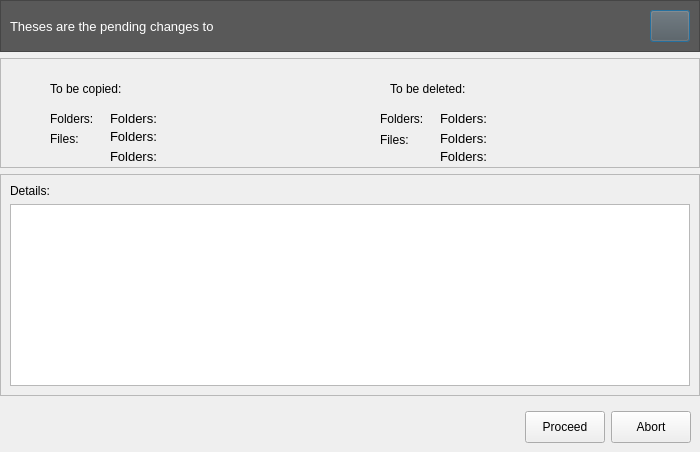
Before: the Qt Designer form UI/DlgPending.ui in darrel-ming/robocopy_gui_python, drawn with Qt 5.
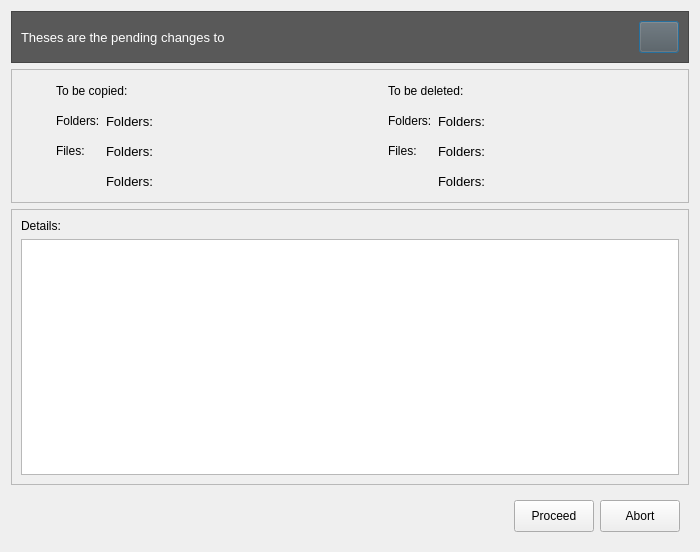
After: the same form once the commit is applied. Icons and pictures are not drawn.

```diff
--- a/UI/DlgPending.ui
+++ b/UI/DlgPending.ui
@@ -7,13 +7,13 @@
     <x>0</x>
     <y>0</y>
     <width>700</width>
-    <height>452</height>
+    <height>552</height>
    </rect>
   </property>
   <property name="minimumSize">
    <size>
     <width>700</width>
-    <height>0</height>
+    <height>550</height>
    </size>
   </property>
   <property name="windowTitle">
@@ -23,18 +23,6 @@
    <string notr="true">QPushButton, Label{font: 10pt &quot;Segoe UI Symbol&quot;;}</string>
   </property>
   <layout class="QVBoxLayout" name="verticalLayout_2">
-   <property name="leftMargin">
-    <number>0</number>
-   </property>
-   <property name="topMargin">
-    <number>0</number>
-   </property>
-   <property name="rightMargin">
-    <number>0</number>
-   </property>
-   <property name="bottomMargin">
-    <number>0</number>
-   </property>
    <item>
     <widget class="QFrame" name="frame">
      <property name="minimumSize">
@@ -108,8 +96,8 @@
     <widget class="QFrame" name="frame_2">
      <property name="minimumSize">
       <size>
-       <width>490</width>
-       <height>110</height>
+       <width>0</width>
+       <height>0</height>
       </size>
      </property>
      <property name="frameShape">
@@ -118,63 +106,9 @@
      <property name="frameShadow">
       <enum>QFrame::Raised</enum>
      </property>
-     <widget class="QLabel" name="label_7">
-      <property name="geometry">
-       <rect>
-        <x>50</x>
-        <y>70</y>
-        <width>31</width>
-        <height>21</height>
-       </rect>
-      </property>
-      <property name="styleSheet">
-       <string notr="true"/>
-      </property>
-      <property name="text">
-       <string>Files:</string>
-      </property>
-     </widget>
-     <widget class="QLabel" name="label_8">
-      <property name="geometry">
-       <rect>
-        <x>380</x>
-        <y>71</y>
-        <width>41</width>
-        <height>21</height>
-       </rect>
-      </property>
-      <property name="styleSheet">
-       <string notr="true"/>
-      </property>
-      <property name="text">
-       <string>Files:</string>
-      </property>
-     </widget>
-     <widget class="QLabel" name="label_6">
-      <property name="geometry">
-       <rect>
-        <x>50</x>
-        <y>50</y>
-        <width>51</width>
-        <height>21</height>
-       </rect>
-      </property>
-      <property name="styleSheet">
-       <string notr="true"/>
-      </property>
-      <property name="text">
-       <string>Folders:</string>
-      </property>
-     </widget>
+     <layout class="QGridLayout" name="gridLayout_3" columnstretch="1,10,1,10">
+      <item row="0" column="0">
      <widget class="QLabel" name="label_3">
-      <property name="geometry">
-       <rect>
-        <x>10</x>
-        <y>10</y>
-        <width>31</width>
-        <height>31</height>
-       </rect>
-      </property>
       <property name="text">
        <string/>
       </property>
@@ -185,30 +119,16 @@
        <bool>true</bool>
       </property>
      </widget>
-     <widget class="QLabel" name="label_9">
-      <property name="geometry">
-       <rect>
-        <x>380</x>
-        <y>50</y>
-        <width>51</width>
-        <height>21</height>
-       </rect>
-      </property>
-      <property name="styleSheet">
-       <string notr="true"/>
-      </property>
-      <property name="text">
-       <string>Folders:</string>
-      </property>
-     </widget>
+      </item>
+      <item row="0" column="1">
+       <layout class="QHBoxLayout" name="horizontalLayout_3">
+        <item>
      <widget class="QLabel" name="label_2">
-      <property name="geometry">
-       <rect>
-        <x>50</x>
-        <y>20</y>
-        <width>271</width>
-        <height>21</height>
-       </rect>
+          <property name="minimumSize">
+           <size>
+            <width>0</width>
+            <height>24</height>
+           </size>
       </property>
       <property name="styleSheet">
        <string notr="true"/>
@@ -217,31 +137,24 @@
        <string>To be copied:</string>
       </property>
      </widget>
-     <widget class="QLabel" name="label_5">
-      <property name="geometry">
-       <rect>
-        <x>390</x>
-        <y>20</y>
-        <width>281</width>
-        <height>21</height>
-       </rect>
-      </property>
-      <property name="styleSheet">
-       <string notr="true"/>
-      </property>
-      <property name="text">
-       <string>To be deleted:</string>
-      </property>
-     </widget>
+        </item>
+        <item>
+         <spacer name="horizontalSpacer_4">
+          <property name="orientation">
+           <enum>Qt::Horizontal</enum>
+          </property>
+          <property name="sizeHint" stdset="0">
+           <size>
+            <width>40</width>
+            <height>20</height>
+           </size>
+          </property>
+         </spacer>
+        </item>
+       </layout>
+      </item>
+      <item row="0" column="2">
      <widget class="QLabel" name="label_4">
-      <property name="geometry">
-       <rect>
-        <x>350</x>
-        <y>10</y>
-        <width>31</width>
-        <height>31</height>
-       </rect>
-      </property>
       <property name="text">
        <string/>
       </property>
@@ -252,15 +165,67 @@
        <bool>true</bool>
       </property>
      </widget>
+      </item>
+      <item row="0" column="3">
+       <layout class="QHBoxLayout" name="horizontalLayout_4">
+        <item>
+         <widget class="QLabel" name="label_5">
+          <property name="minimumSize">
+           <size>
+            <width>0</width>
+            <height>24</height>
+           </size>
+          </property>
+          <property name="styleSheet">
+           <string notr="true"/>
+          </property>
+          <property name="text">
+           <string>To be deleted:</string>
+          </property>
+         </widget>
+        </item>
+        <item>
+         <spacer name="horizontalSpacer_6">
+          <property name="orientation">
+           <enum>Qt::Horizontal</enum>
+          </property>
+          <property name="sizeHint" stdset="0">
+           <size>
+            <width>40</width>
+            <height>20</height>
+           </size>
+          </property>
+         </spacer>
+        </item>
+       </layout>
+      </item>
+      <item row="1" column="0">
+       <spacer name="horizontalSpacer_7">
+        <property name="orientation">
+         <enum>Qt::Horizontal</enum>
+        </property>
+        <property name="sizeHint" stdset="0">
+         <size>
+          <width>47</width>
+          <height>20</height>
+         </size>
+        </property>
+       </spacer>
+      </item>
+      <item row="1" column="1">
+       <layout class="QGridLayout" name="gridLayout" columnstretch="1,10" rowminimumheight="24,24,24">
+        <item row="0" column="0">
+         <widget class="QLabel" name="label_6">
+          <property name="styleSheet">
+           <string notr="true"/>
+          </property>
+          <property name="text">
+           <string>Folders:</string>
+          </property>
+         </widget>
+        </item>
+        <item row="0" column="1">
      <widget class="QLabel" name="lbl_copyFolder">
-      <property name="geometry">
-       <rect>
-        <x>110</x>
-        <y>50</y>
-        <width>211</width>
-        <height>21</height>
-       </rect>
-      </property>
       <property name="font">
        <font>
         <family>Segoe UI Symbol</family>
@@ -277,15 +242,19 @@
        <string>Folders:</string>
       </property>
      </widget>
+        </item>
+        <item row="1" column="0">
+         <widget class="QLabel" name="label_7">
+          <property name="styleSheet">
+           <string notr="true"/>
+          </property>
+          <property name="text">
+           <string>Files:</string>
+          </property>
+         </widget>
+        </item>
+        <item row="1" column="1">
      <widget class="QLabel" name="lbl_copyFile">
-      <property name="geometry">
-       <rect>
-        <x>110</x>
-        <y>70</y>
-        <width>211</width>
-        <height>16</height>
-       </rect>
-      </property>
       <property name="font">
        <font>
         <family>Segoe UI Symbol</family>
@@ -302,65 +271,68 @@
        <string>Folders:</string>
       </property>
      </widget>
-     <widget class="QLabel" name="lbl_delFile">
-      <property name="geometry">
-       <rect>
-        <x>440</x>
-        <y>70</y>
-        <width>241</width>
-        <height>21</height>
-       </rect>
-      </property>
-      <property name="font">
-       <font>
-        <family>Segoe UI Symbol</family>
-        <pointsize>10</pointsize>
-        <weight>50</weight>
-        <italic>false</italic>
-        <bold>false</bold>
-       </font>
-      </property>
-      <property name="styleSheet">
-       <string notr="true"/>
-      </property>
-      <property name="text">
-       <string>Folders:</string>
-      </property>
-     </widget>
-     <widget class="QLabel" name="lbl_delFolders">
-      <property name="geometry">
-       <rect>
-        <x>440</x>
-        <y>50</y>
-        <width>231</width>
-        <height>21</height>
-       </rect>
-      </property>
-      <property name="font">
-       <font>
-        <family>Segoe UI Symbol</family>
-        <pointsize>10</pointsize>
-        <weight>50</weight>
-        <italic>false</italic>
-        <bold>false</bold>
-       </font>
-      </property>
-      <property name="styleSheet">
-       <string notr="true"/>
-      </property>
-      <property name="text">
-       <string>Folders:</string>
-      </property>
-     </widget>
+        </item>
+        <item row="2" column="0">
+         <spacer name="horizontalSpacer_5">
+          <property name="orientation">
+           <enum>Qt::Horizontal</enum>
+          </property>
+          <property name="sizeHint" stdset="0">
+           <size>
+            <width>40</width>
+            <height>20</height>
+           </size>
+          </property>
+         </spacer>
+        </item>
+        <item row="2" column="1">
      <widget class="QLabel" name="lbl_copyBytes">
-      <property name="geometry">
-       <rect>
-        <x>110</x>
-        <y>90</y>
-        <width>211</width>
-        <height>16</height>
-       </rect>
-      </property>
+          <property name="font">
+           <font>
+            <family>Segoe UI Symbol</family>
+            <pointsize>10</pointsize>
+            <weight>50</weight>
+            <italic>false</italic>
+            <bold>false</bold>
+           </font>
+          </property>
+          <property name="styleSheet">
+           <string notr="true"/>
+          </property>
+          <property name="text">
+           <string>Folders:</string>
+          </property>
+         </widget>
+        </item>
+       </layout>
+      </item>
+      <item row="1" column="2">
+       <spacer name="horizontalSpacer_8">
+        <property name="orientation">
+         <enum>Qt::Horizontal</enum>
+        </property>
+        <property name="sizeHint" stdset="0">
+         <size>
+          <width>47</width>
+          <height>20</height>
+         </size>
+        </property>
+       </spacer>
+      </item>
+      <item row="1" column="3">
+       <layout class="QGridLayout" name="gridLayout_2" columnstretch="1,10" rowminimumheight="24,24,24">
+        <item row="0" column="0">
+         <widget class="QLabel" name="label_9">
+          <property name="styleSheet">
+           <string notr="true"/>
+          </property>
+          <property name="text">
+           <string>Folders:</string>
+          </property>
+         </widget>
+        </item>
+        <item row="0" column="1">
+         <widget class="QLabel" name="lbl_delFolders">
       <property name="font">
        <font>
         <family>Segoe UI Symbol</family>
@@ -377,15 +349,51 @@
        <string>Folders:</string>
       </property>
      </widget>
+        </item>
+        <item row="1" column="0">
+         <widget class="QLabel" name="label_8">
+          <property name="styleSheet">
+           <string notr="true"/>
+          </property>
+          <property name="text">
+           <string>Files:</string>
+          </property>
+         </widget>
+        </item>
+        <item row="1" column="1">
+         <widget class="QLabel" name="lbl_delFile">
+          <property name="font">
+           <font>
+            <family>Segoe UI Symbol</family>
+            <pointsize>10</pointsize>
+            <weight>50</weight>
+            <italic>false</italic>
+            <bold>false</bold>
+           </font>
+          </property>
+          <property name="styleSheet">
+           <string notr="true"/>
+          </property>
+          <property name="text">
+           <string>Folders:</string>
+          </property>
+         </widget>
+        </item>
+        <item row="2" column="0">
+         <spacer name="horizontalSpacer_3">
+          <property name="orientation">
+           <enum>Qt::Horizontal</enum>
+          </property>
+          <property name="sizeHint" stdset="0">
+           <size>
+            <width>40</width>
+            <height>20</height>
+           </size>
+          </property>
+         </spacer>
+        </item>
+        <item row="2" column="1">
      <widget class="QLabel" name="lbl_delBytes">
-      <property name="geometry">
-       <rect>
-        <x>440</x>
-        <y>90</y>
-        <width>211</width>
-        <height>16</height>
-       </rect>
-      </property>
       <property name="font">
        <font>
         <family>Segoe UI Symbol</family>
@@ -402,6 +410,10 @@
        <string>Folders:</string>
       </property>
      </widget>
+        </item>
+       </layout>
+      </item>
+     </layout>
     </widget>
    </item>
    <item>
```
Lines whose indentation alone changed are shown as unchanged.
